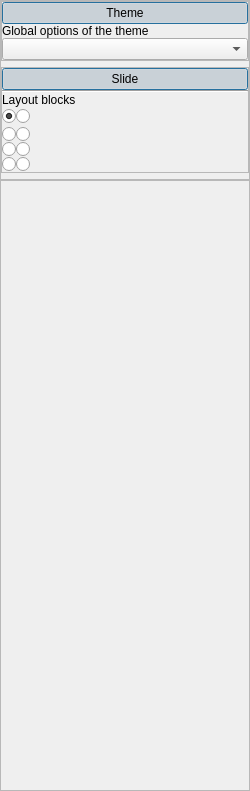
Above: gui/Configurator.ui from acroper/BeamerQt before the change. Below: the same form after it.
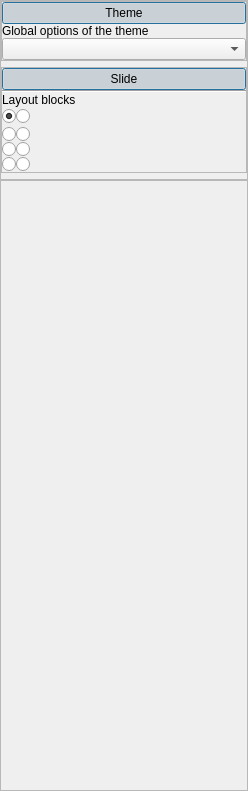
That is the form after the change. Icons and pictures are not drawn.

Patch:
```diff
--- a/gui/Configurator.ui
+++ b/gui/Configurator.ui
@@ -6,7 +6,7 @@
    <rect>
     <x>0</x>
     <y>0</y>
-    <width>250</width>
+    <width>248</width>
     <height>791</height>
    </rect>
   </property>
@@ -39,7 +39,7 @@
        <rect>
         <x>0</x>
         <y>0</y>
-        <width>246</width>
+        <width>244</width>
         <height>787</height>
        </rect>
       </property>
```
